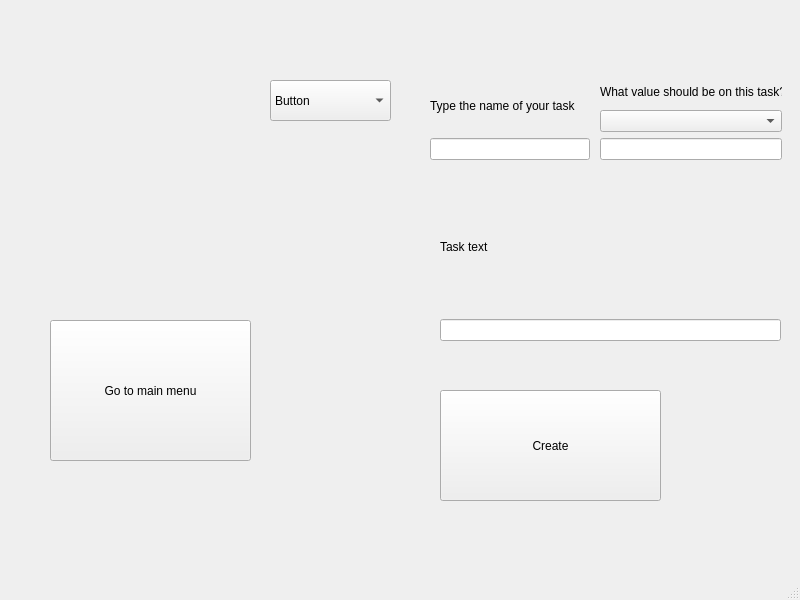
Code-team-open-source/Code-team, file Client/creator_of_tasks.ui: the form before one commit.
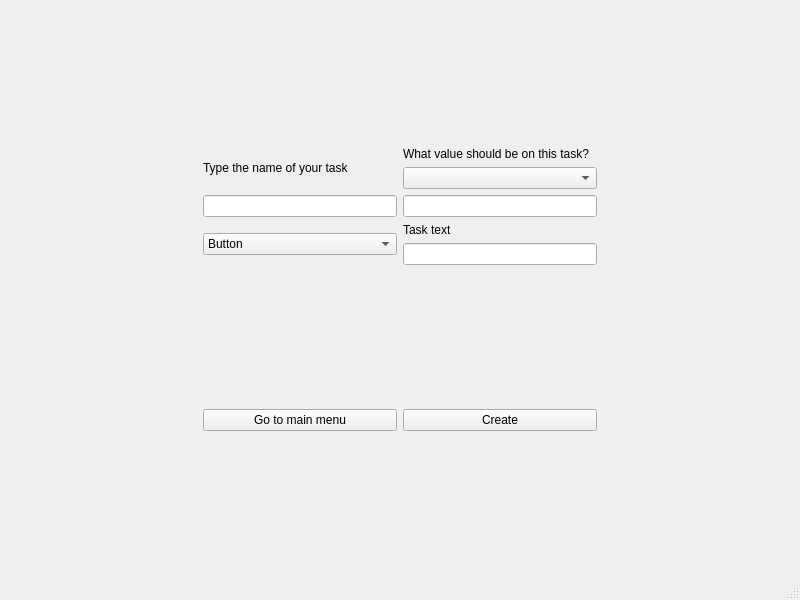
The form after the commit.

Diff of the .ui file:
```diff
--- a/Client/creator_of_tasks.ui
+++ b/Client/creator_of_tasks.ui
@@ -14,63 +14,42 @@
    <string>MainWindow</string>
   </property>
   <widget class="QWidget" name="centralwidget">
-   <widget class="QPushButton" name="pushButton">
-    <property name="geometry">
-     <rect>
-      <x>50</x>
-      <y>320</y>
-      <width>201</width>
-      <height>141</height>
-     </rect>
-    </property>
-    <property name="text">
-     <string>Go to main menu</string>
-    </property>
-   </widget>
-   <widget class="QComboBox" name="comboBox">
-    <property name="geometry">
-     <rect>
-      <x>270</x>
-      <y>80</y>
-      <width>121</width>
-      <height>41</height>
-     </rect>
-    </property>
-    <item>
-     <property name="text">
-      <string>Button</string>
-     </property>
+   <layout class="QGridLayout" name="gridLayout">
+    <item row="5" column="1">
+     <spacer name="verticalSpacer_2">
+      <property name="orientation">
+       <enum>Qt::Vertical</enum>
+      </property>
+      <property name="sizeHint" stdset="0">
+       <size>
+        <width>20</width>
+        <height>40</height>
+       </size>
+      </property>
+     </spacer>
     </item>
+    <item row="2" column="2">
+     <layout class="QVBoxLayout" name="verticalLayout_3">
     <item>
+       <widget class="QLabel" name="label_3">
      <property name="text">
-      <string>6 Buttons</string>
-     </property>
+         <string>Task text</string>
+        </property>
+       </widget>
     </item>
     <item>
-     <property name="text">
-      <string>Slider</string>
-     </property>
-    </item>
-    <item>
-     <property name="text">
-      <string>Dial</string>
-     </property>
+       <widget class="QLineEdit" name="task_text"/>
+      </item>
+     </layout>
     </item>
-    <item>
+    <item row="4" column="2">
+     <widget class="QPushButton" name="create">
      <property name="text">
-      <string>Git</string>
-     </property>
-    </item>
-   </widget>
-   <widget class="QWidget" name="verticalLayoutWidget">
-    <property name="geometry">
-     <rect>
-      <x>430</x>
-      <y>80</y>
-      <width>160</width>
-      <height>80</height>
-     </rect>
-    </property>
+       <string>Create</string>
+      </property>
+     </widget>
+    </item>
+    <item row="1" column="1">
     <layout class="QVBoxLayout" name="verticalLayout">
      <item>
       <widget class="QLabel" name="label">
@@ -83,16 +62,41 @@
       <widget class="QLineEdit" name="lineEdit"/>
      </item>
     </layout>
-   </widget>
-   <widget class="QWidget" name="verticalLayoutWidget_2">
-    <property name="geometry">
-     <rect>
-      <x>600</x>
-      <y>80</y>
-      <width>182</width>
-      <height>80</height>
-     </rect>
-    </property>
+    </item>
+    <item row="0" column="1">
+     <spacer name="verticalSpacer_3">
+      <property name="orientation">
+       <enum>Qt::Vertical</enum>
+      </property>
+      <property name="sizeHint" stdset="0">
+       <size>
+        <width>20</width>
+        <height>40</height>
+       </size>
+      </property>
+     </spacer>
+    </item>
+    <item row="2" column="0">
+     <spacer name="horizontalSpacer">
+      <property name="orientation">
+       <enum>Qt::Horizontal</enum>
+      </property>
+      <property name="sizeHint" stdset="0">
+       <size>
+        <width>40</width>
+        <height>20</height>
+       </size>
+      </property>
+     </spacer>
+    </item>
+    <item row="4" column="1">
+     <widget class="QPushButton" name="pushButton">
+      <property name="text">
+       <string>Go to main menu</string>
+      </property>
+     </widget>
+    </item>
+    <item row="1" column="2">
     <layout class="QVBoxLayout" name="verticalLayout_2">
      <item>
       <widget class="QLabel" name="label_2">
@@ -108,42 +112,63 @@
       <widget class="QLineEdit" name="ln2"/>
      </item>
     </layout>
-   </widget>
-   <widget class="QWidget" name="verticalLayoutWidget_3">
-    <property name="geometry">
-     <rect>
-      <x>440</x>
-      <y>180</y>
-      <width>341</width>
-      <height>161</height>
-     </rect>
-    </property>
-    <layout class="QVBoxLayout" name="verticalLayout_3">
+    </item>
+    <item row="3" column="1">
+     <spacer name="verticalSpacer">
+      <property name="orientation">
+       <enum>Qt::Vertical</enum>
+      </property>
+      <property name="sizeHint" stdset="0">
+       <size>
+        <width>20</width>
+        <height>40</height>
+       </size>
+      </property>
+     </spacer>
+    </item>
+    <item row="2" column="1">
+     <widget class="QComboBox" name="comboBox">
      <item>
-      <widget class="QLabel" name="label_3">
        <property name="text">
-        <string>Task text</string>
+        <string>Button</string>
        </property>
-      </widget>
      </item>
      <item>
-      <widget class="QLineEdit" name="task_text"/>
-     </item>
-    </layout>
-   </widget>
-   <widget class="QPushButton" name="create">
-    <property name="geometry">
-     <rect>
-      <x>440</x>
-      <y>390</y>
-      <width>221</width>
-      <height>111</height>
-     </rect>
-    </property>
-    <property name="text">
-     <string>Create</string>
-    </property>
-   </widget>
+       <property name="text">
+        <string>6 Buttons</string>
+       </property>
+      </item>
+      <item>
+       <property name="text">
+        <string>Slider</string>
+       </property>
+      </item>
+      <item>
+       <property name="text">
+        <string>Dial</string>
+       </property>
+      </item>
+      <item>
+       <property name="text">
+        <string>Git</string>
+       </property>
+      </item>
+     </widget>
+    </item>
+    <item row="2" column="3">
+     <spacer name="horizontalSpacer_2">
+      <property name="orientation">
+       <enum>Qt::Horizontal</enum>
+      </property>
+      <property name="sizeHint" stdset="0">
+       <size>
+        <width>40</width>
+        <height>20</height>
+       </size>
+      </property>
+     </spacer>
+    </item>
+   </layout>
   </widget>
   <widget class="QMenuBar" name="menubar">
    <property name="geometry">
```
Lines whose indentation alone changed are shown as unchanged.
